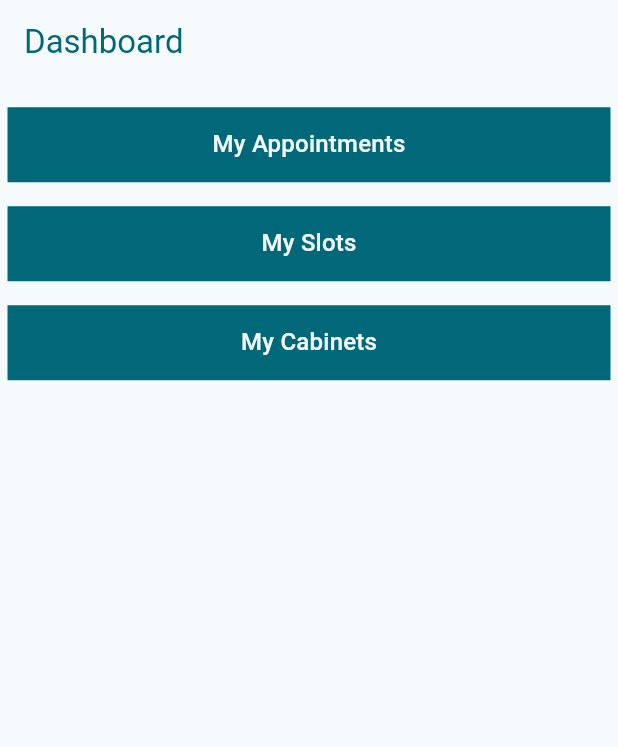
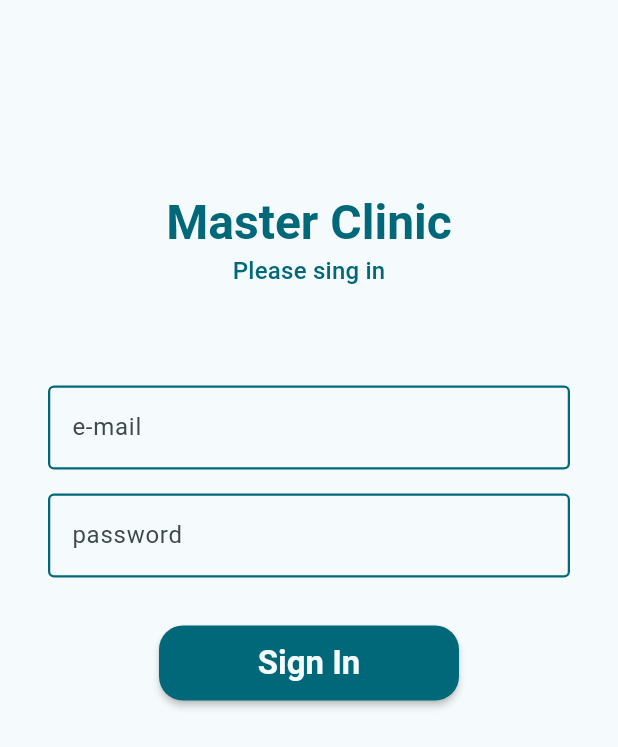
Before and after one commit to JPTGraczykowski/master_clinic_flutter_app, a Flutter app: the screen it shows after launch, on a phone screen of 412 x 824 dp. Shown: the top 747 px of the screen. Run offline on Flutter 3.47's test engine with Material 2 defaults, Android fonts, the phone set to English and light mode, and no system bars; drawn by our look-alikes of loader_overlay; our stand-ins replace date_field.

Commit message:
MCF-08 Create a form for signing in

```diff
--- a/lib/main.dart
+++ b/lib/main.dart
@@ -1,4 +1,5 @@
 import 'package:flutter/material.dart';
+import '../../screens/sign_in.dart';
 import '../../data/mock_data.dart';
 import '../../screens/doctor/doctor_appointments.dart';
 import '../../screens/doctor/doctor_dashboard.dart';
@@ -23,10 +24,10 @@ class MyApp extends StatelessWidget {
   @override
   Widget build(BuildContext context) {
     return MaterialApp(
-      title: 'Master Clinic',
-      theme: theme,
-      home: const DoctorDashboardScreen(),
-      // home: const PatientDashboardScreen(),
-    );
+        title: 'Master Clinic',
+        theme: theme,
+        // home: const DoctorDashboardScreen(),
+        // home: const PatientDashboardScreen(),
+        home: SignInScreen());
   }
 }
--- /dev/null
+++ b/lib/screens/sign_in.dart
@@ -0,0 +1,92 @@
+import 'package:flutter/material.dart';
+import 'package:loader_overlay/loader_overlay.dart';
+import 'package:master_clinic_flutter_app/widgets/primary_button.dart';
+
+class SignInScreen extends StatefulWidget {
+  const SignInScreen({super.key});
+
+  @override
+  State<SignInScreen> createState() => _SignInScreenState();
+}
+
+class _SignInScreenState extends State<SignInScreen> {
+  late String _email;
+  late String _password;
+  bool _isSaving = false;
+
+  InputDecoration loginInputDecoration({
+    required String label,
+  }) =>
+      InputDecoration(
+        enabledBorder: OutlineInputBorder(
+          borderSide: BorderSide(
+            color: Theme.of(context).colorScheme.primary,
+            width: 1.5,
+          ),
+        ),
+        border: OutlineInputBorder(borderSide: BorderSide()),
+        labelText: label,
+      );
+
+  @override
+  Widget build(BuildContext context) {
+    return Scaffold(
+      body: LoaderOverlay(
+        child: Padding(
+          padding: const EdgeInsets.symmetric(
+            vertical: 128.0,
+            horizontal: 32.0,
+          ),
+          child: Column(
+            crossAxisAlignment: CrossAxisAlignment.center,
+            children: [
+              Text(
+                'Master Clinic',
+                style: Theme.of(context).textTheme.titleLarge!.copyWith(
+                      fontSize: 32,
+                      fontWeight: FontWeight.bold,
+                      color: Theme.of(context).colorScheme.primary,
+                    ),
+              ),
+              Text(
+                'Please sing in',
+                style: Theme.of(context).textTheme.titleMedium!.copyWith(
+                      color: Theme.of(context).colorScheme.primary,
+                    ),
+              ),
+              SizedBox(height: 64.0),
+              TextField(
+                onChanged: (value) {
+                  _email = value;
+                },
+                decoration: loginInputDecoration(label: 'e-mail'),
+              ),
+              SizedBox(
+                height: 16.0,
+              ),
+              TextField(
+                onChanged: (value) {
+                  _password = value;
+                },
+                decoration: loginInputDecoration(label: 'password'),
+              ),
+              SizedBox(
+                height: 32.0,
+              ),
+              PrimaryButton(
+                onPressed: _isSaving ? null : () {},
+                content: Text(
+                  'Sign In',
+                  style: Theme.of(context).textTheme.titleLarge!.copyWith(
+                        fontWeight: FontWeight.bold,
+                        color: Theme.of(context).colorScheme.background,
+                      ),
+                ),
+              ),
+            ],
+          ),
+        ),
+      ),
+    );
+  }
+}
```
